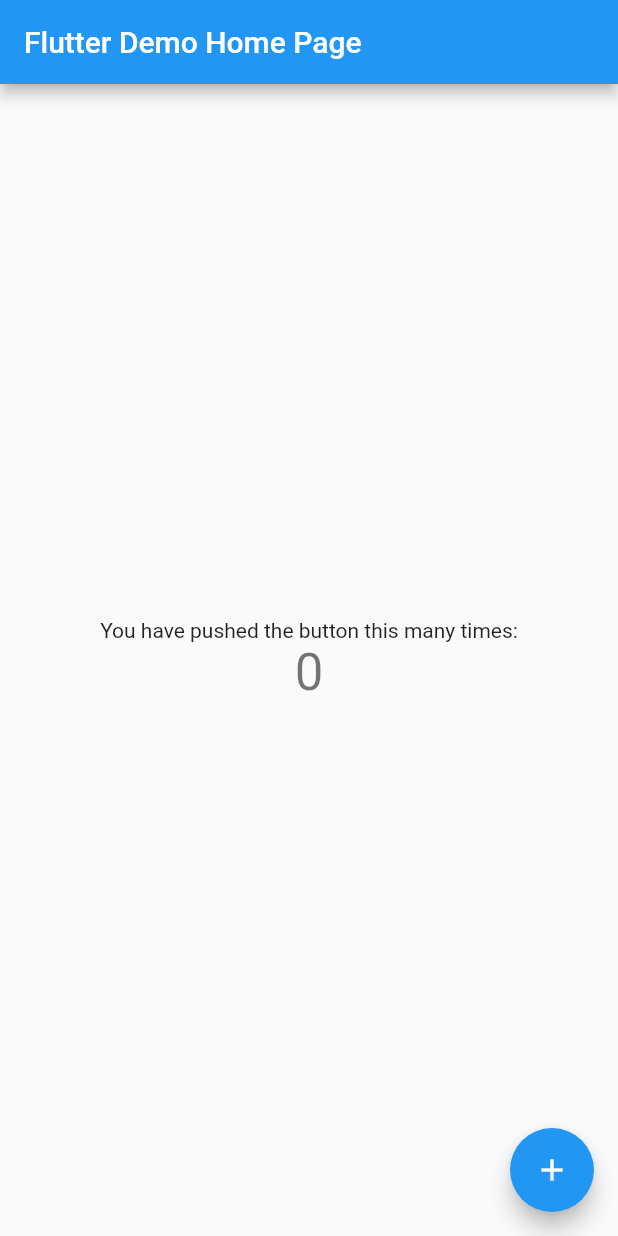
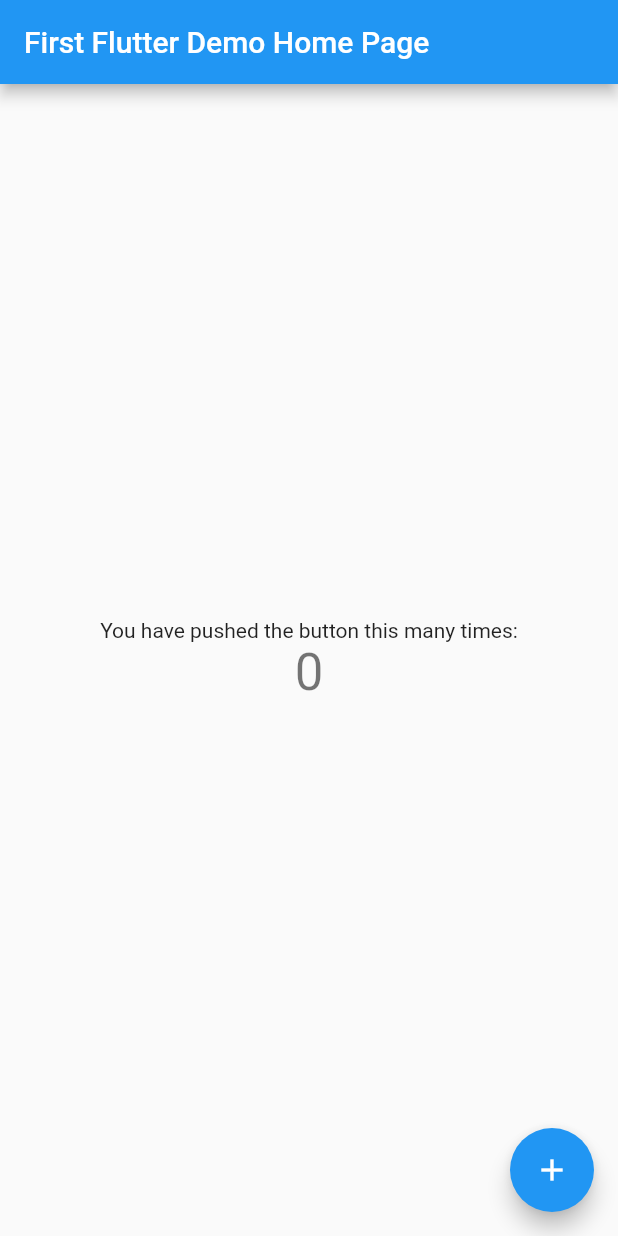
Before and after one commit to eieikhaing/first_demo, a Flutter app: the screen it shows after launch, on a phone screen of 412 x 824 dp. Run offline on Flutter 3.47's test engine with Material 2 defaults, Android fonts, the phone set to English and light mode, and no system bars.

Commit message:
first commit

```diff
--- a/lib/main.dart
+++ b/lib/main.dart
@@ -24,7 +24,7 @@ class MyApp extends StatelessWidget {
         // is not restarted.
         primarySwatch: Colors.blue,
       ),
-      home: const MyHomePage(title: 'Flutter Demo Home Page'),
+      home: const MyHomePage(title: 'First Flutter Demo Home Page'),
     );
   }
 }
```
